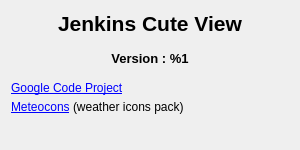
First picture: the form in src/views/uis/aboutdialog.ui, repository Kaldor37/jenkins-cute-view, before the edit.
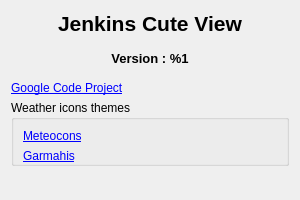
Second picture: the form after the edit.

Commit message: - Added a new weather icons theme (possibility to switch between themes)

The edit to the form file:
```diff
--- a/src/views/uis/aboutdialog.ui
+++ b/src/views/uis/aboutdialog.ui
@@ -10,7 +10,7 @@
     <x>0</x>
     <y>0</y>
     <width>300</width>
-    <height>150</height>
+    <height>200</height>
    </rect>
   </property>
   <property name="sizePolicy">
@@ -22,13 +22,13 @@
   <property name="minimumSize">
    <size>
     <width>300</width>
-    <height>150</height>
+    <height>200</height>
    </size>
   </property>
   <property name="maximumSize">
    <size>
     <width>300</width>
-    <height>150</height>
+    <height>200</height>
    </size>
   </property>
   <property name="windowTitle">
@@ -89,13 +89,32 @@
     </widget>
    </item>
    <item>
-    <widget class="QLabel" name="m_meteoConsLabel">
+    <widget class="QGroupBox" name="m_weatherIconsThemesGroupBox">
+     <property name="title">
+      <string>Weather icons themes</string>
+     </property>
+     <layout class="QVBoxLayout" name="verticalLayout_2">
+      <property name="bottomMargin">
+       <number>0</number>
+      </property>
+      <item>
+       <widget class="QLabel" name="m_meteoconsLabel">
      <property name="text">
-      <string>&lt;a href=&quot;http://www.alessioatzeni.com/meteocons/&quot;&gt;Meteocons&lt;/a&gt; (weather icons pack)</string>
+         <string>&lt;a href=&quot;http://www.alessioatzeni.com/meteocons/&quot;&gt;Meteocons&lt;/a&gt;</string>
      </property>
      <property name="openExternalLinks">
       <bool>true</bool>
      </property>
+       </widget>
+      </item>
+      <item>
+       <widget class="QLabel" name="m_garmahisLabel">
+        <property name="text">
+         <string>&lt;a href=&quot;http://garmahis.com/freebies/weather-icons-free-vector-weather-icon-pack/&quot;&gt;Garmahis&lt;/a&gt;</string>
+        </property>
+       </widget>
+      </item>
+     </layout>
     </widget>
    </item>
    <item>
```
Lines whose indentation alone changed are shown as unchanged. The commit also changes 21 other files.
